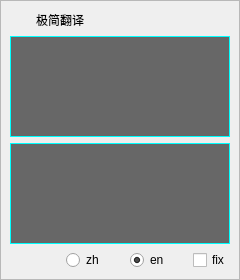
This is translater.ui in yjmthu/PySpeedBox as Qt 5 draws it before an edit. The edited form follows.
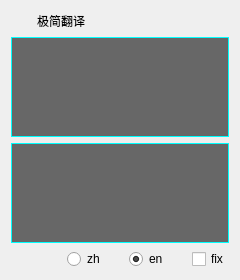
This is the edited form. Icons and pictures are not drawn.

The edit to the form file:
```diff
--- a/translater.ui
+++ b/translater.ui
@@ -24,32 +24,8 @@
     <normaloff>:/icons/ya.ico</normaloff>:/icons/ya.ico</iconset>
   </property>
   <layout class="QVBoxLayout" name="verticalLayout">
-   <property name="spacing">
-    <number>0</number>
-   </property>
-   <property name="leftMargin">
-    <number>0</number>
-   </property>
-   <property name="topMargin">
-    <number>0</number>
-   </property>
-   <property name="rightMargin">
-    <number>0</number>
-   </property>
-   <property name="bottomMargin">
-    <number>0</number>
-   </property>
    <item>
-    <widget class="QFrame" name="frame">
-     <property name="frameShape">
-      <enum>QFrame::StyledPanel</enum>
-     </property>
-     <property name="frameShadow">
-      <enum>QFrame::Raised</enum>
-     </property>
-     <layout class="QVBoxLayout" name="verticalLayout_2">
-      <item>
-       <layout class="QHBoxLayout" name="horizontalLayout_2">
+    <layout class="QHBoxLayout" name="horizontalLayout_3">
         <item>
          <widget class="QLabel" name="label_2">
           <property name="minimumSize">
@@ -137,7 +113,7 @@
        </widget>
       </item>
       <item>
-       <layout class="QHBoxLayout" name="horizontalLayout">
+    <layout class="QHBoxLayout" name="horizontalLayout_2">
         <item>
          <widget class="QPushButton" name="pBtnCopyTranlate">
           <property name="maximumSize">
@@ -288,9 +264,6 @@
          </widget>
         </item>
        </layout>
-      </item>
-     </layout>
-    </widget>
    </item>
   </layout>
  </widget>
```
Lines whose indentation alone changed are shown as unchanged.
